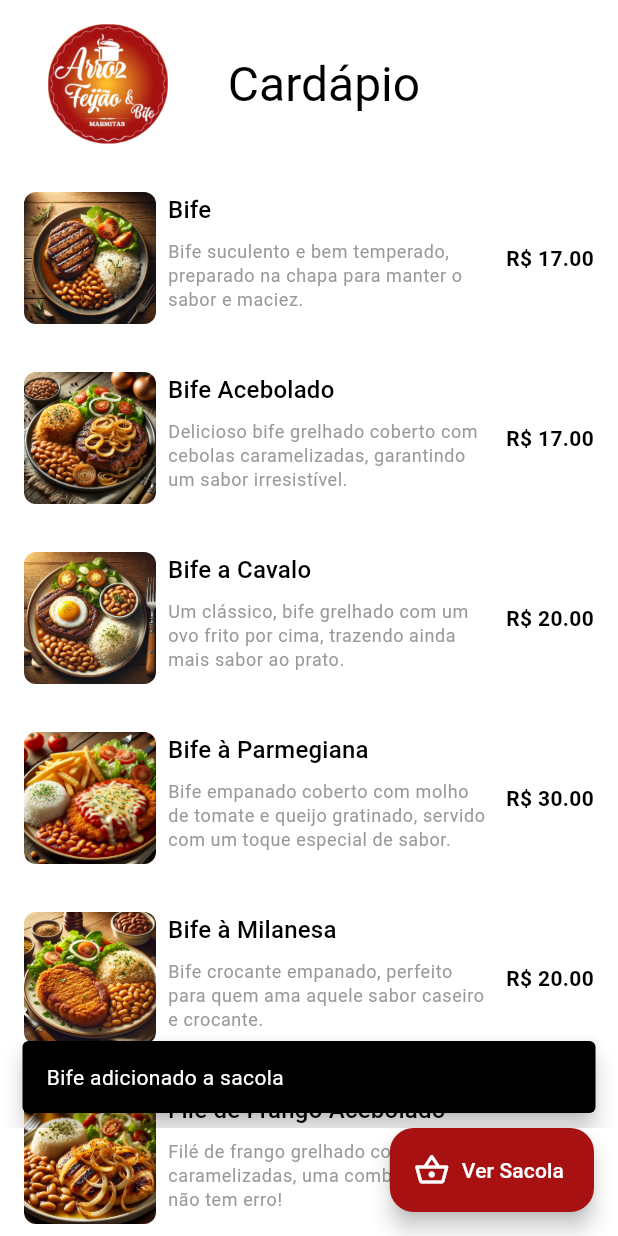
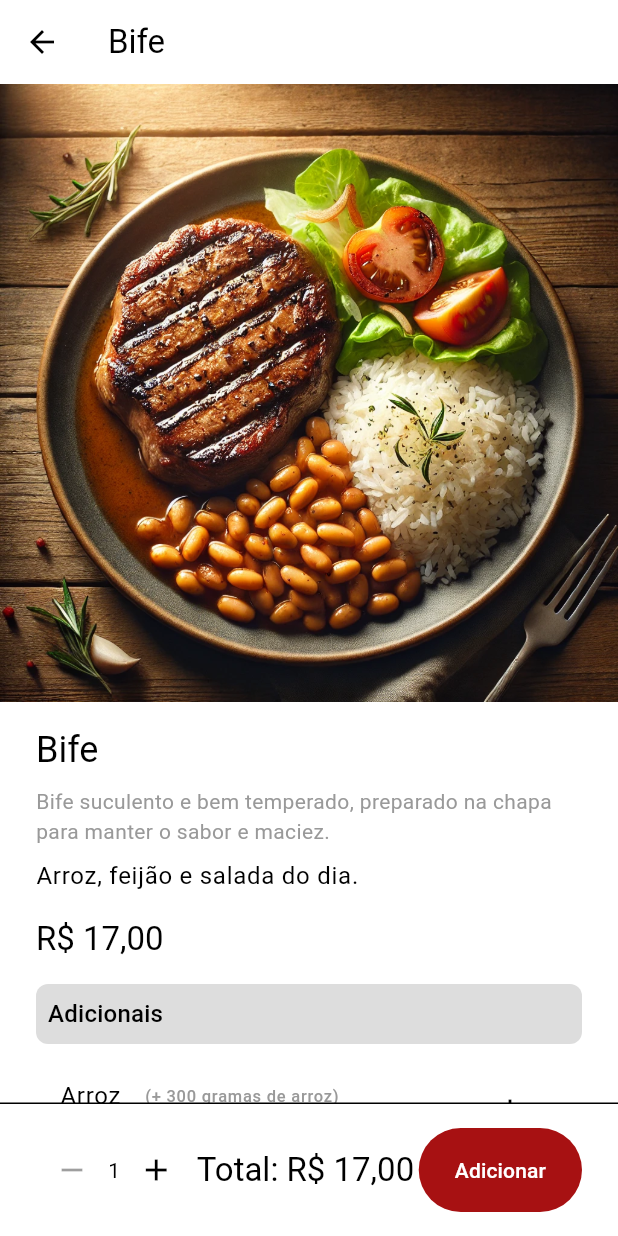
Before and after one commit to DiegoSCastro/zap_menu, a Flutter app: the screen it shows after launch, after a tap on "Bife", on a phone screen of 412 x 824 dp. Run offline on Flutter 3.47's test engine with Material 3 defaults, Android fonts, the light colour scheme and no system bars; our stand-ins replace dio, flutter_bloc, freezed_annotation, get_it; missing offline and left inert: dart:html.

Commit message:
feat(app): add detail and observations

```diff
--- /dev/null
+++ b/lib/app/core/extensions/double_extension.dart
@@ -0,0 +1,4 @@
+extension DoubleExtension on double {
+  String get formattedCurrencyBR =>
+      'R\$ ${toStringAsFixed(2).replaceAll('.', ',')}';
+}
--- a/lib/app/core/extensions/extensions.dart
+++ b/lib/app/core/extensions/extensions.dart
@@ -1,2 +1,3 @@
 export 'build_context_extension.dart';
+export 'double_extension.dart';
 export 'string_extensions.dart';
--- a/lib/app/core/ui/app_colors.dart
+++ b/lib/app/core/ui/app_colors.dart
@@ -3,6 +3,7 @@ import 'package:flutter/material.dart';
 sealed class AppColors {
   static const primary = Color(0xFFA71112);
   static const secondary = Color(0xFFE99427);
+  static const lightGray = Color(0xFFDDDDDD);
   static const gray = Color(0xFF999999);
   static const white = Color(0xFFFFFFFF);
   static const black = Color(0xFF000000);
--- /dev/null
+++ b/lib/app/features/detail/detail.dart
@@ -0,0 +1 @@
+export 'detail_page.dart';
--- /dev/null
+++ b/lib/app/features/detail/detail_page.dart
@@ -0,0 +1,244 @@
+import 'package:flutter/material.dart';
+import 'package:flutter_bloc/flutter_bloc.dart';
+import 'package:zap_menu/app/app.dart';
+
+class DetailPage extends StatefulWidget {
+  const DetailPage({super.key});
+
+  @override
+  State<DetailPage> createState() => _$DetailPageState();
+}
+
+class _$DetailPageState extends State<DetailPage> {
+  late final Product _product;
+  late final CartCubit _cartCubit;
+  int quantity = 1;
+  final List<OptionalItem> _selectedOptionals = [];
+  final TextEditingController _notesController = TextEditingController();
+
+  @override
+  void initState() {
+    _cartCubit = context.read<CartCubit>();
+    super.initState();
+  }
+
+  @override
+  void didChangeDependencies() {
+    _product = ModalRoute.of(context)?.settings.arguments as Product;
+    super.didChangeDependencies();
+  }
+
+  @override
+  void dispose() {
+    _notesController.dispose();
+    super.dispose();
+  }
+
+  void _incrementOptional(OptionalItem optional) {
+    setState(() {
+      _selectedOptionals.add(optional);
+    });
+  }
+
+  void _decrementOptional(OptionalItem optional) {
+    setState(() {
+      _selectedOptionals.remove(optional);
+    });
+  }
+
+  int _getOptionalQuantity(OptionalItem optional) {
+    return _selectedOptionals.where((item) => item == optional).length;
+  }
+
+  double get _calculateTotalPrice {
+    double optionalsTotal =
+        _selectedOptionals.fold(0.0, (sum, optional) => sum + optional.price);
+    double productTotal = _product.price;
+    double total = (productTotal + optionalsTotal) * quantity;
+    return total;
+  }
+
+  void _onAddItem() {
+    _cartCubit.addToCart(
+      CartItem(
+        product: _product,
+        notes: _notesController.text,
+        quantity: quantity,
+        selectedOptionals: _selectedOptionals,
+      ),
+    );
+
+    ScaffoldMessenger.of(context).showSnackBar(
+      SnackBar(
+        behavior: SnackBarBehavior.floating,
+        content: Text('${_product.name} adicionado a sacola de compras'),
+        duration: const Duration(seconds: 2),
+      ),
+    );
+    context.pop();
+  }
+
+  @override
+  Widget build(BuildContext context) {
+    return Scaffold(
+      appBar: AppBar(
+        title: Text(_product.name),
+      ),
+      body: Center(
+        child: ConstrainedBox(
+          constraints: const BoxConstraints(maxWidth: 800),
+          child: SingleChildScrollView(
+            child: Column(
+              crossAxisAlignment: CrossAxisAlignment.start,
+              children: [
+                Image.asset(_product.imagePath),
+                Padding(
+                  padding: const EdgeInsets.symmetric(horizontal: 24),
+                  child: Column(
+                    crossAxisAlignment: CrossAxisAlignment.start,
+                    children: [
+                      const SizedBox(height: 16),
+                      Text(
+                        _product.name,
+                        style: Theme.of(context).textTheme.headlineSmall,
+                      ),
+                      const SizedBox(height: 8),
+                      Text(
+                        _product.description,
+                        style: Theme.of(context)
+                            .textTheme
+                            .bodyMedium
+                            ?.copyWith(color: AppColors.gray),
+                      ),
+                      const SizedBox(height: 8),
+                      Text(
+                        _product.sideDishes,
+                        style: Theme.of(context).textTheme.bodyLarge,
+                      ),
+                      const SizedBox(height: 16),
+                      Text(
+                        _product.price.formattedCurrencyBR,
+                        style: Theme.of(context).textTheme.titleLarge,
+                      ),
+                      const SizedBox(height: 16),
+                      // Seção de Opcionais
+                      if (_product.optionals.isNotEmpty) ...[
+                        Container(
+                          padding: const EdgeInsets.all(8),
+                          width: double.infinity,
+                          decoration: BoxDecoration(
+                              color: AppColors.lightGray,
+                              borderRadius: BorderRadius.circular(8)),
+                          child: Text(
+                            'Adicionais',
+                            style: context.textTheme.titleMedium,
+                          ),
+                        ),
+                        const SizedBox(height: 8),
+                        ListView.builder(
+                          shrinkWrap: true,
+                          physics: const NeverScrollableScrollPhysics(),
+                          itemCount: _product.optionals.length,
+                          itemBuilder: (context, index) {
+                            final optional = _product.optionals[index];
+                            final qty = _getOptionalQuantity(optional);
+                            return ListTile(
+                              title: Row(
+                                children: [
+                                  Text(optional.name),
+                                  const SizedBox(width: 16),
+                                  if (optional.description != '')
+                                    Text(
+                                      '(${optional.description})',
+                                      style: context.textTheme.labelSmall
+                                          ?.copyWith(color: AppColors.gray),
+                                    )
+                                ],
+                              ),
+                              subtitle:
+                                  Text(optional.price.formattedCurrencyBR),
+                              trailing: Row(
+                                mainAxisSize: MainAxisSize.min,
+                                children: [
+                                  if (qty > 0)
+                                    IconButton(
+                                      icon: const Icon(Icons.remove),
+                                      onPressed: () =>
+                                          _decrementOptional(optional),
+                                    ),
+                                  Text(qty.toString()),
+                                  IconButton(
+                                    icon: const Icon(Icons.add),
+                                    onPressed: () =>
+                                        _incrementOptional(optional),
+                                  ),
+                                ],
+                              ),
+                            );
+                          },
+                        ),
+                      ],
+                      const SizedBox(height: 16),
+                      // Campo de Observações
+                      TextField(
+                        controller: _notesController,
+                        decoration: const InputDecoration(
+                          labelText: 'Observações',
+                          border: OutlineInputBorder(),
+                        ),
+                        maxLines: 3,
+                      ),
+                      const SizedBox(height: 16),
+                    ],
+                  ),
+                ),
+              ],
+            ),
+          ),
+        ),
+      ),
+      bottomNavigationBar: Column(
+        mainAxisSize: MainAxisSize.min,
+        children: [
+          const Divider(height: 1),
+          Padding(
+            padding: const EdgeInsets.symmetric(horizontal: 24, vertical: 16),
+            child: Row(
+              children: [
+                Row(
+                  children: [
+                    IconButton(
+                      icon: const Icon(Icons.remove),
+                      onPressed: quantity > 1
+                          ? () => setState(() => quantity--)
+                          : null,
+                    ),
+                    Text(quantity.toString()),
+                    IconButton(
+                      icon: const Icon(Icons.add),
+                      onPressed: () => setState(() => quantity++),
+                    ),
+                  ],
+                ),
+                Expanded(
+                  child: Text(
+                    'Total: ${_calculateTotalPrice.formattedCurrencyBR}',
+                    style: context.textTheme.titleLarge,
+                    textAlign: TextAlign.center,
+                  ),
+                ),
+                SizedBox(
+                  height: 56,
+                  child: FilledButton(
+                    onPressed: _onAddItem,
+                    child: const Text('Adicionar'),
+                  ),
+                ),
+              ],
+            ),
+          ),
+        ],
+      ),
+    );
+  }
+}
--- a/lib/app/features/features.dart
+++ b/lib/app/features/features.dart
@@ -1,2 +1,3 @@
 export 'cart/cart.dart';
+export 'detail/detail.dart';
 export 'home/home.dart';
--- a/lib/app/features/home/home_page.dart
+++ b/lib/app/features/home/home_page.dart
@@ -1,5 +1,4 @@
 import 'package:flutter/material.dart';
-import 'package:flutter_bloc/flutter_bloc.dart';
 import 'package:zap_menu/app/routes/routes.dart';
 
 import '../../app.dart';
@@ -14,26 +13,12 @@ class HomePage extends StatefulWidget {
 class _HomePageState extends State<HomePage> {
   static const _products = Product.products;
 
-  late final CartCubit _cartCubit;
+  // late final CartCubit _cartCubit;
 
   @override
   void initState() {
-    _cartCubit = context.read<CartCubit>();
+    // _cartCubit = context.read<CartCubit>();
     super.initState();
-  }
-
-  void _onTapItem(Product product) {
-    _cartCubit.addToCart(
-      CartItem(product: product, notes: ''),
-    );
-
-    ScaffoldMessenger.of(context).showSnackBar(
-      SnackBar(
-        behavior: SnackBarBehavior.floating,
-        content: Text('${product.name} adicionado a sacola'),
-        duration: const Duration(seconds: 2),
-      ),
-    );
   }
 
   @override
@@ -57,7 +42,10 @@ class _HomePageState extends State<HomePage> {
                     final Product product = _products[index];
                     return HomeProductItem(
                       product: product,
-                      onTap: () => _onTapItem(product),
+                      onTap: () => context.pushNamed(
+                        AppRoutes.detail,
+                        arguments: product,
+                      ),
                     );
                   },
                 ),
--- a/lib/app/models/cart_item.dart
+++ b/lib/app/models/cart_item.dart
@@ -13,6 +13,7 @@ class CartItem with _$CartItem {
     @Default(Product()) Product product,
     @Default('') String notes,
     @Default(1) int quantity,
+    @Default([]) List<OptionalItem> selectedOptionals,
   }) = _CartItem;
   const CartItem._();
 
--- /dev/null
+++ b/lib/app/models/extension/extension.dart
@@ -0,0 +1 @@
+export 'cart_item_extension.dart';
--- a/lib/app/models/models.dart
+++ b/lib/app/models/models.dart
@@ -1,2 +1,4 @@
 export 'cart_item.dart';
+export 'extension/extension.dart';
+export 'optional_item.dart';
 export 'product.dart';
--- /dev/null
+++ b/lib/app/models/optional_item.dart
@@ -0,0 +1,20 @@
+import 'package:freezed_annotation/freezed_annotation.dart';
+
+part 'optional_item.freezed.dart';
+part 'optional_item.g.dart';
+
+///OptionalItem Model
+@freezed
+class OptionalItem with _$OptionalItem {
+  /// Constructor of [OptionalItem]
+  const factory OptionalItem({
+    required String name,
+    required double price,
+    String? description,
+  }) = _OptionalItem;
+  const OptionalItem._();
+
+  /// Convert json [Map] in a [OptionalItem]
+  factory OptionalItem.fromJson(Map<String, dynamic> json) =>
+      _$OptionalItemFromJson(json);
+}
--- a/lib/app/models/product.dart
+++ b/lib/app/models/product.dart
@@ -1,4 +1,6 @@
 import 'package:freezed_annotation/freezed_annotation.dart';
+
+import '../app.dart';
 
 part 'product.freezed.dart';
 part 'product.g.dart';
@@ -13,6 +15,7 @@ class Product with _$Product {
     @Default('') String sideDishes,
     @Default('') String imagePath,
     @Default(0.0) double price,
+    @Default([]) List<OptionalItem> optionals,
   }) = _Product;
   const Product._();
 
@@ -26,9 +29,20 @@ class Product with _$Product {
         description:
             'Bife suculento e bem temperado, preparado na chapa para manter o sabor e maciez.',
         price: 17.0,
-      sideDishes: 'Arroz, feijão e salada do dia',
+        sideDishes: 'Arroz, feijão e salada do dia.',
         imagePath: 'assets/bife.webp',
+        optionals: [
+          OptionalItem(
+            name: 'Arroz',
+            price: 4.00,
+            description: '+ 300 gramas de arroz',
           ),
+          OptionalItem(
+            name: 'Carne',
+            price: 6.00,
+            description: '+ 100 gramas de bife',
+          ),
+        ]),
     Product(
       name: 'Bife Acebolado',
       description:
--- a/lib/app/routes/routes.dart
+++ b/lib/app/routes/routes.dart
@@ -2,10 +2,12 @@ import '../app.dart';
 
 sealed class AppRoutes {
   static const home = '/';
-  static const cart = '/cart';
+  static const detail = '/detalhes';
+  static const cart = '/sacola';
 
   static final routes = {
     home: (context) => const HomePage(),
+    detail: (context) => const DetailPage(),
     cart: (context) => const CartPage(),
   };
 }
```
Also changed, not shown: lib/app/features/cart/cart_page.dart (+70 -18 lines), lib/app/models/extension/cart_item_extension.dart (added, +24 -0 lines), lib/app/models/cart_item.freezed.dart, lib/app/models/cart_item.g.dart, lib/app/models/optional_item.freezed.dart (added), lib/app/models/optional_item.g.dart (added), lib/app/models/product.freezed.dart, lib/app/models/product.g.dart, pubspec.lock. Lines whose indentation alone changed are shown as unchanged.
